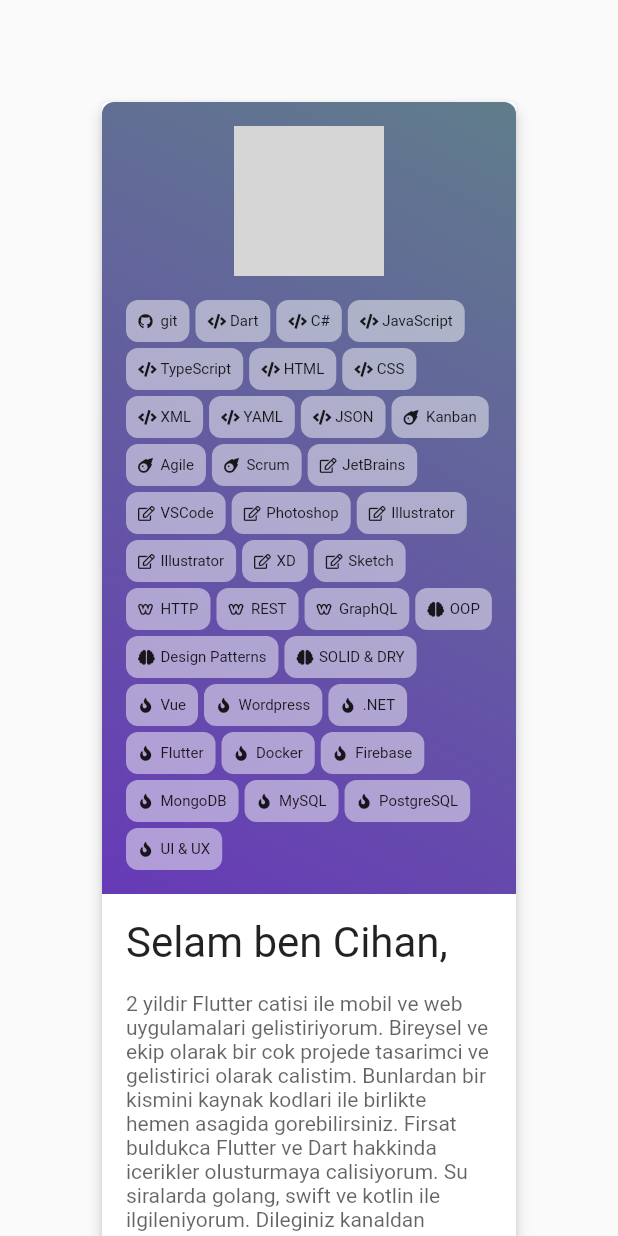
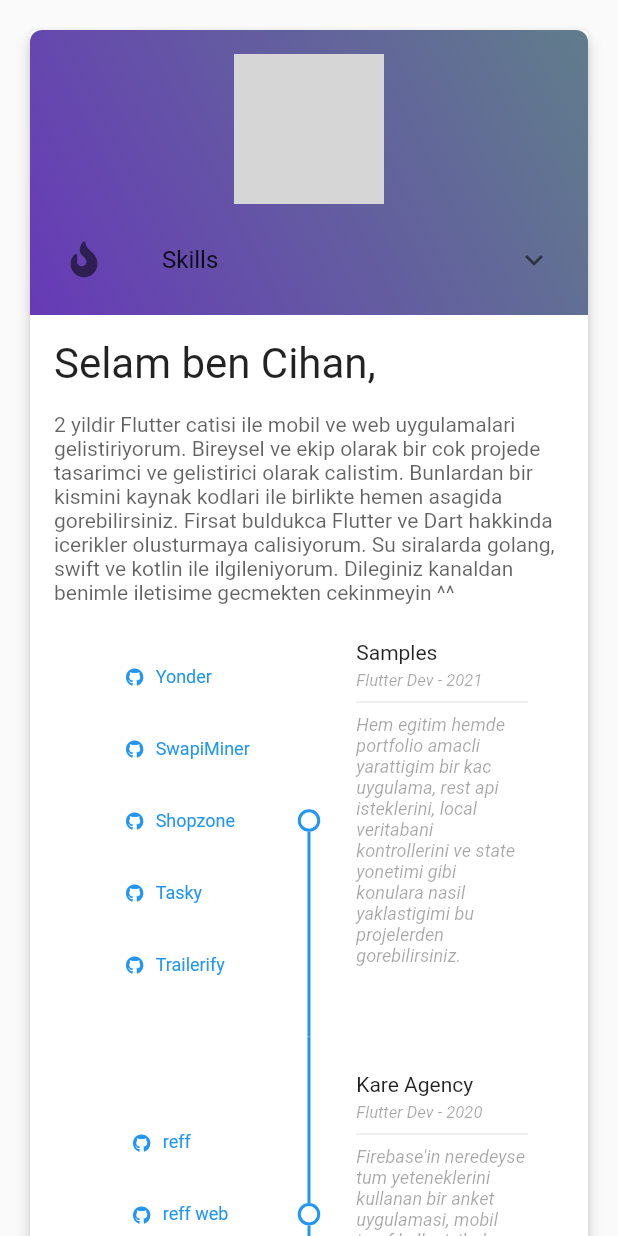
Before and after one commit to bcihanc/flutter_resume, a Flutter app: the screen it shows after launch, on a phone screen of 412 x 824 dp. Run offline on Flutter 3.47's test engine with Material 2 defaults, Android fonts, the phone set to English and light mode, and no system bars; drawn by our look-alikes of timelines; our stand-ins replace font_awesome_flutter; grey boxes are pictures that could not be loaded.

Commit message:
refactoring :hammer:

```diff
--- a/lib/main.dart
+++ b/lib/main.dart
@@ -13,9 +13,8 @@
   @override
   Widget build(BuildContext context) {
     return MaterialApp(
-      title: 'Flutter Resume',
+      title: 'B. Cihan Cengiz',
       debugShowCheckedModeBanner: false,
-      theme: ThemeData(primarySwatch: Colors.blue),
       darkTheme: ThemeData.dark(),
       home: Scaffold(body: Page()),
     );
@@ -28,8 +27,8 @@
     return SingleChildScrollView(
       child: Center(
         child: Container(
-          padding: const EdgeInsets.all(64.0),
-          constraints: BoxConstraints(maxWidth: 720, minWidth: 360),
+          padding: const EdgeInsets.all(16.0),
+          constraints: BoxConstraints(maxWidth: 720),
           child: Card(
             elevation: 4,
             child: Column(
@@ -47,7 +46,6 @@
                           BorderRadius.vertical(top: Radius.circular(8))),
                   child: Container(
                     padding: const EdgeInsets.all(8.0),
-                    width: 300,
                     child: Column(
                       mainAxisSize: MainAxisSize.min,
                       children: [
@@ -60,7 +58,6 @@
                 // header
                 Container(
                   padding: const EdgeInsets.all(16.0),
-                  constraints: BoxConstraints(minWidth: 400),
                   child: Column(
                     mainAxisSize: MainAxisSize.min,
                     children: [
@@ -150,14 +147,16 @@
 class TimelinesWidget extends StatelessWidget {
   @override
   Widget build(BuildContext context) {
-    return Padding(
-      padding: const EdgeInsets.all(8.0),
-      child: Column(
+    return Column(
       mainAxisSize: MainAxisSize.min,
       children: [
         TimelineTile(
           oppositeContents: TimelineNodeLeftSideWidget(
             projects: [
+              ProjectsModel(
+                  name: 'Yonder',
+                  source: 'https://github.com/TeamEPIC/flutter_hackathon_21',
+                  icon: FontAwesomeIcons.github),
               ProjectsModel(
                   name: 'SwapiMiner',
                   source: 'https://github.com/bcihanc/flutter_api_sample',
@@ -173,8 +172,7 @@
                   icon: FontAwesomeIcons.github),
               ProjectsModel(
                   name: 'Trailerify',
-                    source:
-                        'https://github.com/bcihanc/flutter_videoapp_sample',
+                  source: 'https://github.com/bcihanc/flutter_videoapp_sample',
                   icon: FontAwesomeIcons.github),
             ],
           ),
@@ -247,7 +245,6 @@
           ),
         ),
       ],
-      ),
     );
   }
 }
@@ -405,7 +402,15 @@
 class SkillsTagCloud extends StatelessWidget {
   @override
   Widget build(BuildContext context) {
-    return Container(
+    return ExpansionTile(
+      leading: Icon(FontAwesomeIcons.fire),
+      title: Container(
+        padding: const EdgeInsets.all(8),
+        width: double.maxFinite,
+        child: Text('Skills'),
+      ),
+      children: [
+        Container(
           padding: const EdgeInsets.all(8),
           width: double.maxFinite,
           child: Wrap(
@@ -438,6 +443,7 @@
               MyChip(icon: FontAwesomeIcons.brain, label: 'OOP'),
               MyChip(icon: FontAwesomeIcons.brain, label: 'Design Patterns'),
               MyChip(icon: FontAwesomeIcons.brain, label: 'SOLID & DRY'),
+              MyChip(icon: FontAwesomeIcons.fire, label: 'NodeJS'),
               MyChip(icon: FontAwesomeIcons.fire, label: 'Vue'),
               MyChip(icon: FontAwesomeIcons.fire, label: 'Wordpress'),
               MyChip(icon: FontAwesomeIcons.fire, label: '.NET'),
@@ -448,8 +454,13 @@
               MyChip(icon: FontAwesomeIcons.fire, label: 'MySQL'),
               MyChip(icon: FontAwesomeIcons.fire, label: 'PostgreSQL'),
               MyChip(icon: FontAwesomeIcons.fire, label: 'UI & UX'),
+              MyChip(icon: FontAwesomeIcons.fire, label: 'CI/CD'),
+              MyChip(icon: FontAwesomeIcons.fire, label: 'Unit Test'),
+              MyChip(icon: FontAwesomeIcons.fire, label: 'Integration Test'),
             ],
           ),
+        )
+      ],
     );
   }
 }
@@ -505,7 +516,6 @@
 
   @override
   Widget build(BuildContext context) {
-    debugPrint('build');
     return MouseRegion(
       child: Material(
           shape: RoundedRectangleBorder(borderRadius: BorderRadius.circular(8)),
--- a/pubspec.yaml
+++ b/pubspec.yaml
@@ -1,5 +1,5 @@
 name: flutter_resume
-description: A new Flutter application.
+description: B. Cihan Cengiz resume.
 publish_to: 'none'
 version: 1.0.0+1
 
@@ -16,6 +16,8 @@
 dev_dependencies:
   flutter_test:
     sdk: flutter
+  build_runner: ^1.11.1
+  build_web_compilers: ^2.12.2
 
 flutter:
   uses-material-design: true
```
Also changed, not shown: 3 other files. Lines whose indentation alone changed are shown as unchanged.
